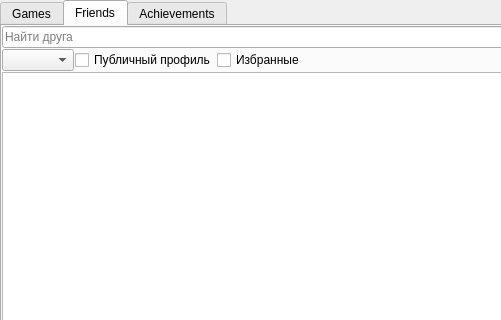
Above: AraSteamManager/subform/formfavorites.ui from Arankir/AraSteamManager before the change; both pictures show x 0 to 501 and y 0 to 320 of the 635 by 662 pixel window. Below: the same form after it.
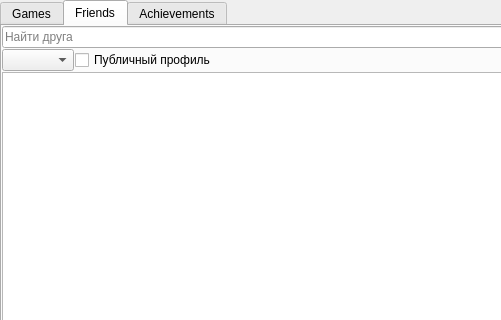
That is the form after the change. The open tabs and pages were chosen to show the change.

The edit to the form file:
```diff
--- a/AraSteamManager/subform/formfavorites.ui
+++ b/AraSteamManager/subform/formfavorites.ui
@@ -129,13 +129,6 @@
            </property>
           </widget>
          </item>
-         <item>
-          <widget class="QCheckBox" name="CheckBoxFriendsFavorites">
-           <property name="text">
-            <string>Избранные</string>
-           </property>
-          </widget>
-         </item>
          <item>
           <spacer name="horizontalSpacer_2">
            <property name="orientation">
```
Left out of the diff: 2 changed lines with no effect on the pictures.
